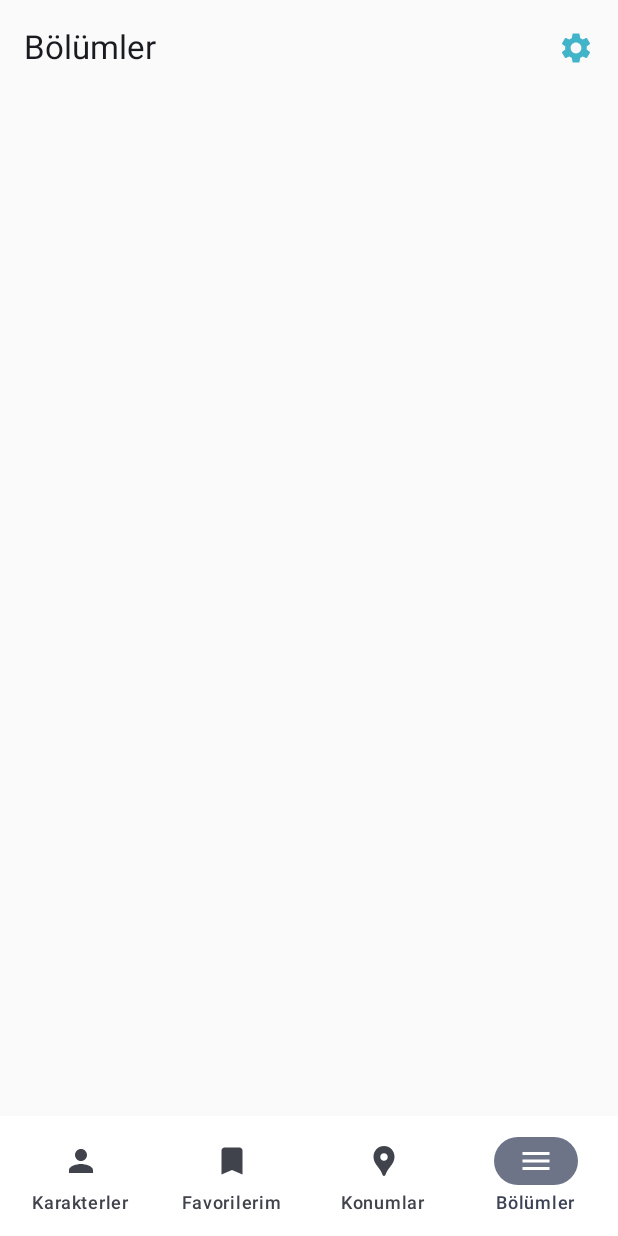
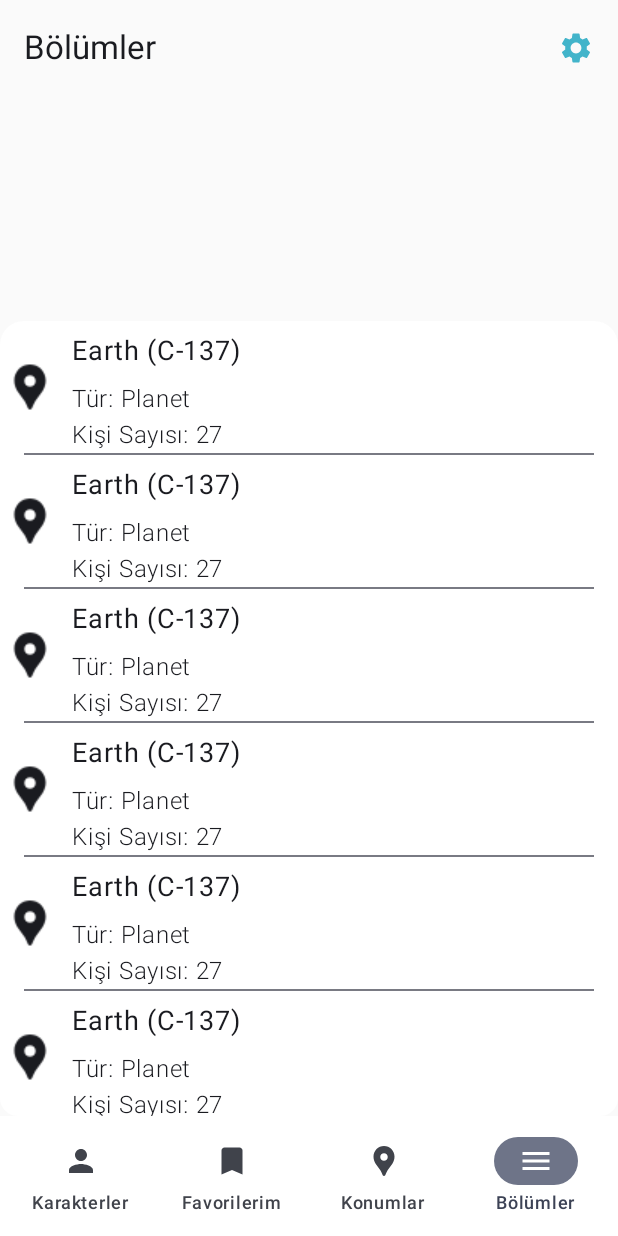
Before and after one commit to UmutDiler0/RickAndMorty, an Android app built with Jetpack Compose: the screen it shows after launch (MainActivity), item 4 of the bottom bar chosen, on a phone screen of 412 x 824 dp. Run offline under Robolectric (Android 15) with nearby library versions, the phone set to English and light mode, and no system bars; our stand-ins replace Dagger/Hilt's generated code.

Commit message:
Location and episodes screen completed

```diff
--- a/app/src/main/java/com/example/rickandmorty/common/component/ListEpisodeAndLocation.kt
+++ b/app/src/main/java/com/example/rickandmorty/common/component/ListEpisodeAndLocation.kt
@@ -3,13 +3,32 @@ package com.example.rickandmorty.common.component
 import androidx.compose.foundation.Image
 import androidx.compose.foundation.layout.Box
 import androidx.compose.foundation.layout.BoxWithConstraints
+import androidx.compose.foundation.layout.Column
+import androidx.compose.foundation.layout.PaddingValues
+import androidx.compose.foundation.layout.Row
+import androidx.compose.foundation.layout.Spacer
 import androidx.compose.foundation.layout.fillMaxSize
 import androidx.compose.foundation.layout.fillMaxWidth
+import androidx.compose.foundation.layout.padding
+import androidx.compose.foundation.lazy.LazyColumn
+import androidx.compose.foundation.shape.RoundedCornerShape
+import androidx.compose.material3.Card
+import androidx.compose.material3.CardDefaults
+import androidx.compose.material3.Divider
+import androidx.compose.material3.Icon
+import androidx.compose.material3.Text
 import androidx.compose.runtime.Composable
+import androidx.compose.ui.Alignment
 import androidx.compose.ui.Modifier
+import androidx.compose.ui.draw.clip
+import androidx.compose.ui.draw.scale
+import androidx.compose.ui.graphics.Color
 import androidx.compose.ui.layout.ContentScale
 import androidx.compose.ui.res.painterResource
+import androidx.compose.ui.text.font.FontWeight
 import androidx.compose.ui.tooling.preview.Preview
+import androidx.compose.ui.unit.dp
+import androidx.compose.ui.unit.sp
 import androidx.compose.ui.zIndex
 import com.example.rickandmorty.R
 
@@ -17,26 +36,75 @@ import com.example.rickandmorty.R
 fun ListOfEpisodeAndLocations(
 
 ){
-    Box(
+    Column(
         modifier = Modifier.fillMaxSize()
-    ) {
-        BgScreen()
+    ){
+        Spacer(modifier = Modifier.padding(top = 150.dp))
+        ListsView()
     }
-}
-
-@Composable
-fun BgScreen(){
 
 }
 
+
+
 @Composable
 fun ListsView(){
+    Card(
+        modifier = Modifier.fillMaxWidth()
+            .clip(shape = RoundedCornerShape(topStart = 16.dp, topEnd = 16.dp)),
+        colors = CardDefaults.cardColors(
+            containerColor = Color.White
+        ),
+    ) {
+        LazyColumn(
+            Modifier.fillMaxSize()
+                .weight(1f),
+        ) {
+            items(10){
+                Row(
+                    modifier = Modifier.fillMaxWidth(),
+                    verticalAlignment = Alignment.CenterVertically
+                ) {
+                    Icon(
+                        painter = painterResource(R.drawable.ic_location),
+                        contentDescription = "",
+                        modifier = Modifier.padding(8.dp)
+                            .scale(1.5f)
+                    )
+                    Column {
+                        Text(
+                            text = "Earth (C-137)",
+                            fontSize = 18.sp,
+                            modifier = Modifier.padding(8.dp)
+                        )
+                        Text(
+                            text = "Tür: Planet",
+                            modifier = Modifier.padding(start = 8.dp),
+                            fontWeight = FontWeight.Light
+                        )
+                        Text(
+                            text = "Kişi Sayısı: 27",
+                            modifier = Modifier.padding(start = 8.dp),
+                            fontWeight = FontWeight.Light
+                        )
+
+                    }
+                }
+                Divider(
+                    thickness = 1.dp,
+                    modifier = Modifier.fillMaxWidth()
+                        .padding(horizontal = 16.dp)
+                )
+            }
+        }
+    }
 
 }
 
 @Composable
 @Preview(
-    showBackground = true
+    showBackground = true,
+    showSystemUi = true
 )
 fun ShowUi(){
     ListOfEpisodeAndLocations()
--- a/app/src/main/java/com/example/rickandmorty/ui/screens/locations/LocationsScreen.kt
+++ b/app/src/main/java/com/example/rickandmorty/ui/screens/locations/LocationsScreen.kt
@@ -1,10 +1,11 @@
 package com.example.rickandmorty.ui.screens.locations
 
 import androidx.compose.runtime.Composable
+import com.example.rickandmorty.common.component.ListOfEpisodeAndLocations
 
 @Composable
 fun LocationScreen(
 
 ){
-
+    ListOfEpisodeAndLocations()
 }
```
